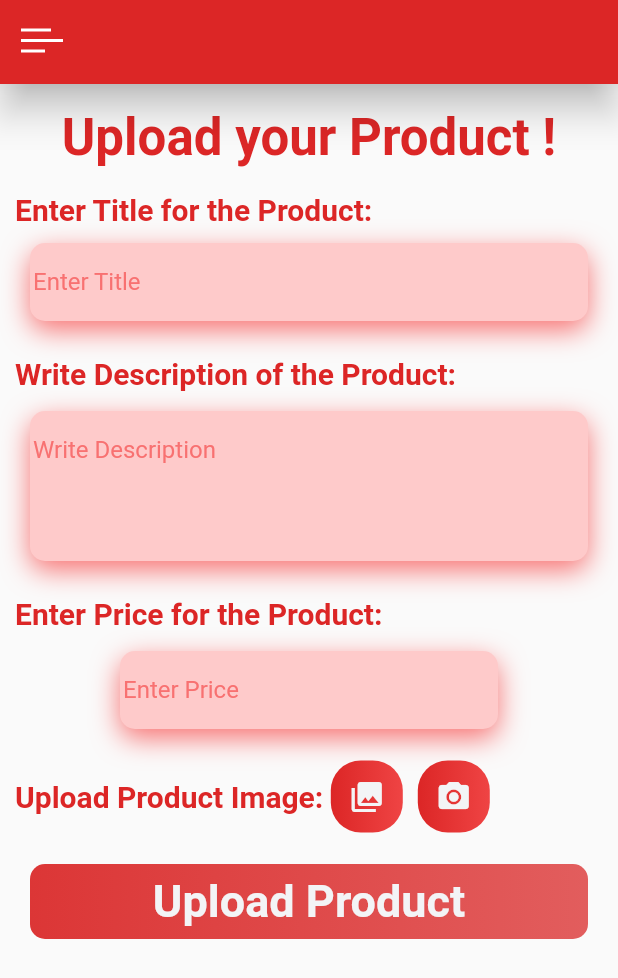
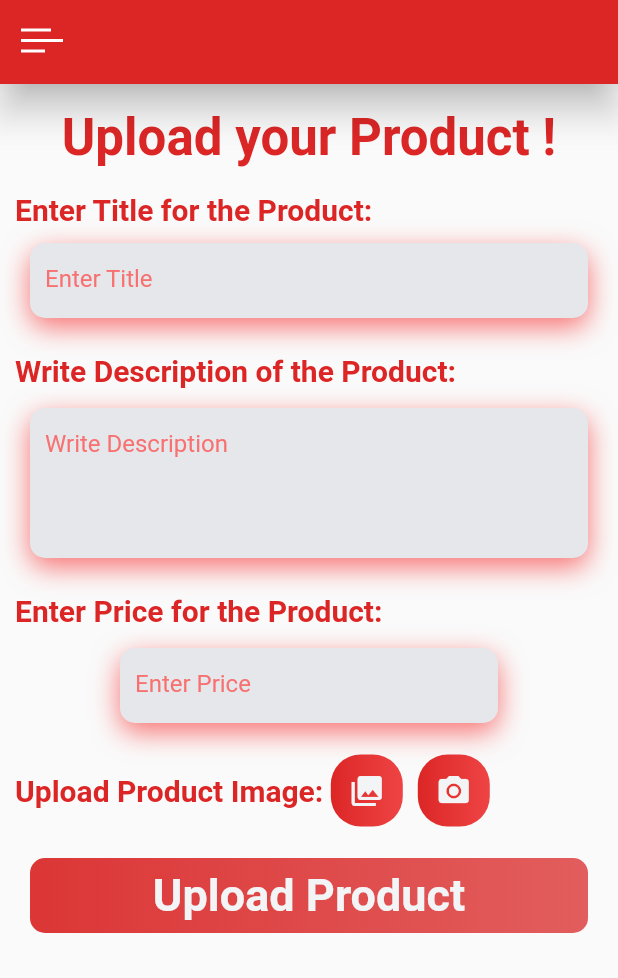
Before and after one commit to AnuragPacholi/sellerside_page, a Flutter app: the screen it shows after launch, on a phone screen of 412 x 824 dp. Shown: the top 978 px of the screen. Run offline on Flutter 3.47's test engine with Material 2 defaults, Android fonts, the phone set to English and light mode, and no system bars; drawn by our look-alikes of velocity_x; our stand-ins replace google_fonts, image_picker; Roboto replaces fonts that are missing (Merienda).

Commit message:
Update main.dart

```diff
--- a/lib/main.dart
+++ b/lib/main.dart
@@ -91,9 +91,9 @@ class MyApp extends StatelessWidget {
                       child: Column(
                         children: [
                           Container(
-                            padding: EdgeInsets.all(2),
+                            padding: EdgeInsets.only(left: 10, bottom: 2),
                             decoration: BoxDecoration(
-                                color: Vx.red200,
+                                color: Vx.gray200,
                                 borderRadius: BorderRadius.circular(10),
                                 boxShadow: [
                                   BoxShadow(
@@ -136,9 +136,9 @@ class MyApp extends StatelessWidget {
                         children: [
                           Container(
                             height: 100,
-                            padding: EdgeInsets.all(2),
+                            padding: EdgeInsets.only(left: 10, bottom: 2),
                             decoration: BoxDecoration(
-                                color: Vx.red200,
+                                color: Vx.gray200,
                                 borderRadius: BorderRadius.circular(10),
                                 boxShadow: [
                                   BoxShadow(
@@ -181,9 +181,9 @@ class MyApp extends StatelessWidget {
                       child: Column(
                         children: [
                           Container(
-                            padding: EdgeInsets.all(2),
+                            padding: EdgeInsets.only(left: 10, bottom: 2),
                             decoration: BoxDecoration(
-                                color: Vx.red200,
+                                color: Vx.gray200,
                                 borderRadius: BorderRadius.circular(10),
                                 boxShadow: [
                                   BoxShadow(
```
